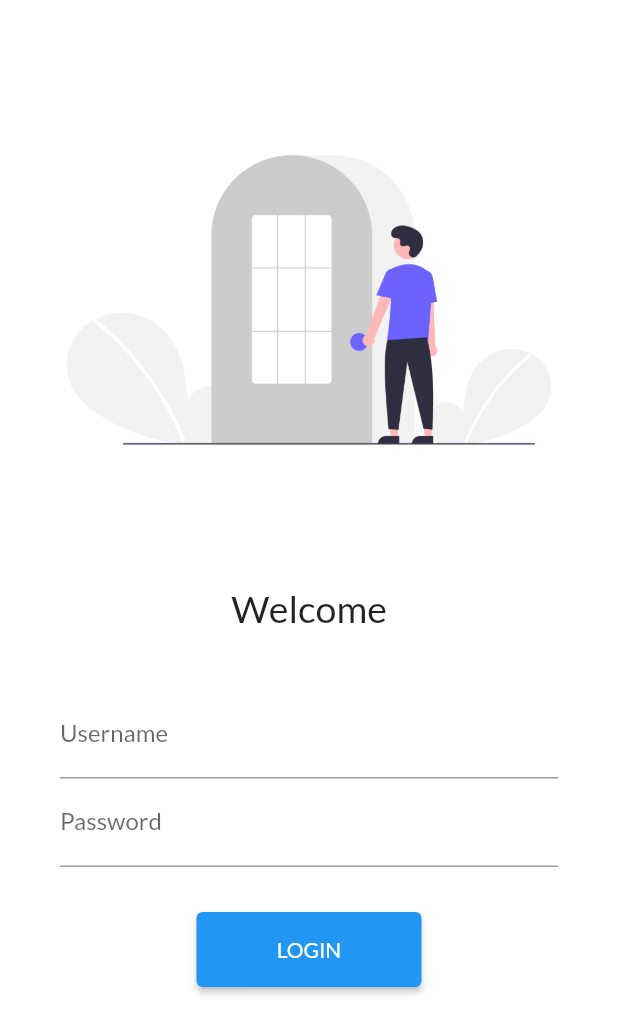
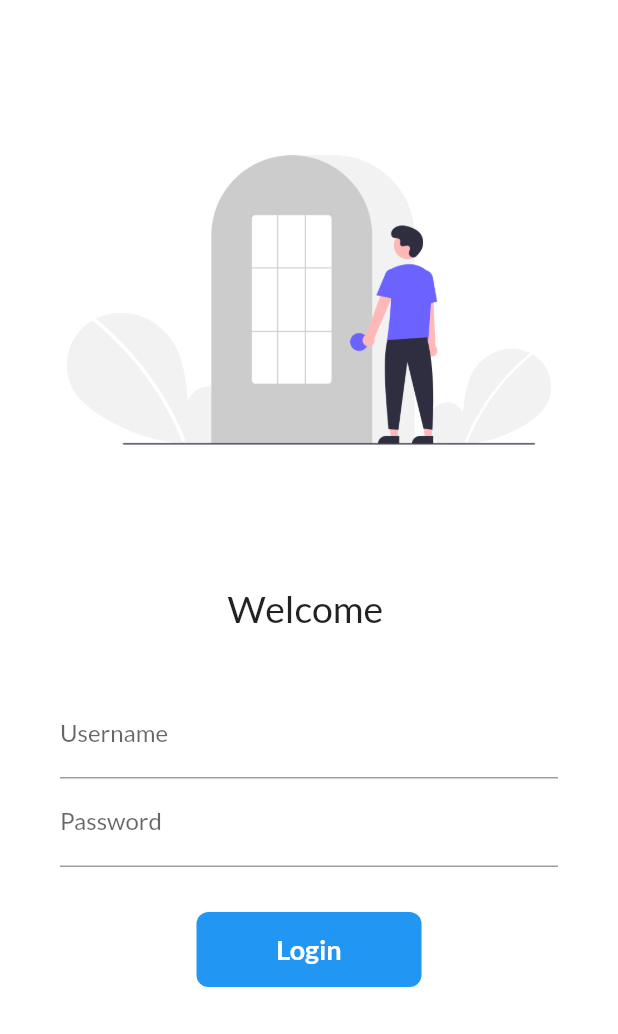
Before and after one commit to PriyangshuJS/Flutter_30, a Flutter app: the screen it shows after launch, on a phone screen of 412 x 824 dp. Shown: the top 1034 px of the screen. Run offline on Flutter 3.47's test engine with Material 2 defaults, Android fonts, the phone set to English and light mode, and no system bars; our stand-ins replace google_fonts.

Commit message:
6th Commit

```diff
--- a/lib/Pages/Login_pge.dart
+++ b/lib/Pages/Login_pge.dart
@@ -1,8 +1,15 @@
 import 'package:app1/Utility/routes.dart';
 import 'package:flutter/material.dart';
 
-class LoginPage extends StatelessWidget {
+class LoginPage extends StatefulWidget {
   @override
+  State<LoginPage> createState() => _LoginPageState();
+}
+
+class _LoginPageState extends State<LoginPage> {
+  @override
+  String name = "";
+  bool clicklogin = false;
   Widget build(BuildContext context) {
     return Material(
         color: Colors.white,
@@ -21,7 +28,7 @@ class LoginPage extends StatelessWidget {
                 height: 40,
               ),
               Text(
-                "Welcome",
+                "Welcome $name",
                 style: TextStyle(
                   fontSize: 25,
                 ),
@@ -37,6 +44,10 @@ class LoginPage extends StatelessWidget {
                     TextFormField(
                       decoration: InputDecoration(
                           labelText: "Username", hintText: "Enter username"),
+                      onChanged: (value) {
+                        name = value;
+                        setState(() {});
+                      },
                     ),
                     TextFormField(
                       obscureText: true,
@@ -46,13 +57,45 @@ class LoginPage extends StatelessWidget {
                     SizedBox(
                       height: 30.0,
                     ),
-                    ElevatedButton(
+                    InkWell(
+                      onTap: () async {
+                        setState(() {
+                          clicklogin = true;
+                        });
+                        await Future.delayed(Duration(seconds: 1));
+                        Navigator.pushNamed(context, MyRoutes.homeroute);
+                      },
+                      child: AnimatedContainer(
+                        duration: Duration(seconds: 1),
+                        height: 50,
+                        width: clicklogin ? 50 : 150,
+                        alignment: Alignment.center,
+                        child: clicklogin
+                            ? Icon(
+                                Icons.done,
+                                color: Colors.white,
+                              )
+                            : Text(
+                                "Login",
+                                style: TextStyle(
+                                  color: Colors.white,
+                                  fontSize: 18,
+                                  fontWeight: FontWeight.bold,
+                                ),
+                              ),
+                        decoration: BoxDecoration(
+                            color: clicklogin ? Colors.green : Colors.blue,
+                            borderRadius:
+                                BorderRadius.circular(clicklogin ? 50 : 8)),
+                      ),
+                    )
+                    /*ElevatedButton(
                       child: Text("LOGIN"),
                       style: TextButton.styleFrom(minimumSize: Size(150, 50)),
                       onPressed: () {
                         Navigator.pushNamed(context, MyRoutes.homeroute);
                       },
-                    )
+                    )*/
                   ],
                 ),
               )
```
